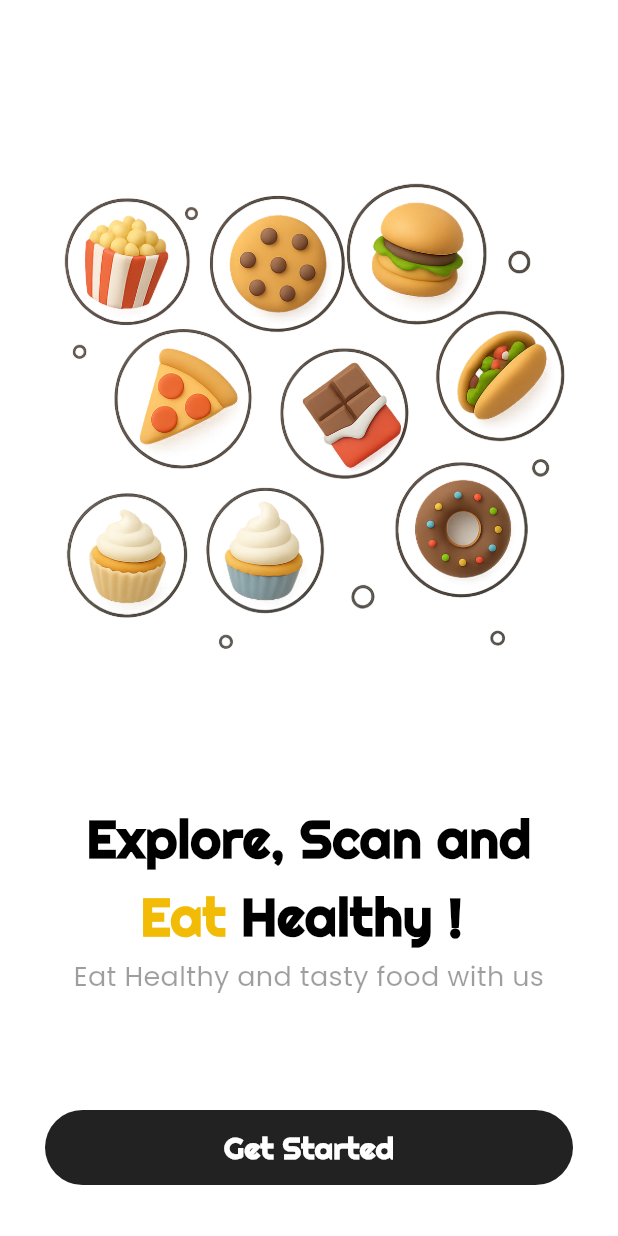
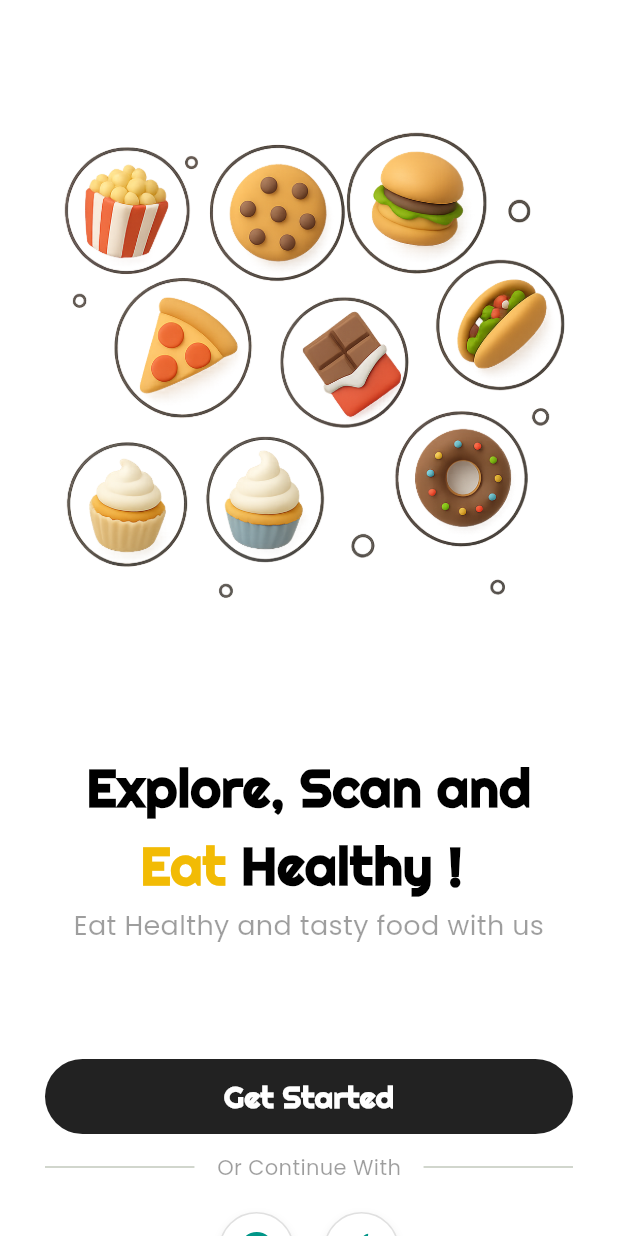
Before and after one commit to Paras-kash/dietlens, a Flutter app: the screen it shows after launch, on a phone screen of 412 x 824 dp. Run offline on Flutter 3.47's test engine with Material 3 defaults, Android fonts, the phone set to English and light mode, and no system bars; our stand-ins replace flutter_svg, google_fonts.

Commit message:
updat ui

```diff
--- a/analysis_options.yaml
+++ b/analysis_options.yaml
@@ -7,6 +7,9 @@
 
 # The following line activates a set of recommended lints for Flutter apps,
 # packages, and plugins designed to encourage good coding practices.
+analyzer:
+  errors:
+    file_names: ignore
 include: package:flutter_lints/flutter.yaml
 
 linter:
--- a/lib/main.dart
+++ b/lib/main.dart
@@ -1,6 +1,6 @@
 import 'package:flutter/material.dart';
 import 'package:dietlens/pages/welcome_screen.dart';
-import 'package:dietlens/pages/Auth_Screen.dart';
+
 import 'package:dietlens/pages/LoginScreen.dart';
 import 'package:dietlens/pages/SignupScreen.dart';
 
@@ -27,7 +27,7 @@ class MyApp extends StatelessWidget {
       initialRoute: '/',
       routes: {
         '/': (context) => const WelcomeScreen(),
-        '/AuthScreen': (context) => const AuthScreen(),
+
         '/login': (context) => const LoginScreen(),
         '/signup': (context) => const SignupScreen(),
       },
--- a/lib/pages/welcome_screen.dart
+++ b/lib/pages/welcome_screen.dart
@@ -1,6 +1,6 @@
-import 'dart:math' as math;
-import 'package:dietlens/pages/Auth_Screen.dart';
+import 'package:dietlens/pages/LoginScreen.dart';
 import 'package:flutter/material.dart';
+import 'package:flutter_svg/svg.dart';
 import 'package:google_fonts/google_fonts.dart';
 
 class WelcomeScreen extends StatefulWidget {
@@ -129,7 +129,7 @@ class _WelcomeScreenState extends State<WelcomeScreen>
                             Navigator.push(
                               context,
                               MaterialPageRoute(
-                                builder: (context) => const AuthScreen(),
+                                builder: (context) => const LoginScreen(),
                               ),
                             );
                           },
@@ -152,6 +152,49 @@ class _WelcomeScreenState extends State<WelcomeScreen>
                             ),
                           ),
                         ),
+                        const SizedBox(height: 12),
+                        Row(
+                          crossAxisAlignment: CrossAxisAlignment.center,
+                          children: <Widget>[
+                            const Expanded(child: Divider()),
+                            Padding(
+                              padding: const EdgeInsets.symmetric(
+                                horizontal: 15,
+                              ),
+                              child: Text(
+                                "Or Continue With",
+                                style: GoogleFonts.poppins(
+                                  fontSize: 14,
+                                  fontWeight: FontWeight.w400,
+                                  color: Colors.black38,
+                                ),
+                              ),
+                            ),
+                            const Expanded(child: Divider()),
+                          ],
+                        ),
+
+                        const SizedBox(height: 20),
+                        Row(
+                          mainAxisAlignment: MainAxisAlignment.center,
+                          children: [
+                            _buildSocialLoginButtonWithWidget(
+                              SvgPicture.asset(
+                                'assets/images/google.svg',
+                                width: 24,
+                                height: 24,
+                              ),
+                            ),
+                            const SizedBox(width: 20),
+                            _buildSocialLoginButtonWithWidget(
+                              SvgPicture.asset(
+                                'assets/images/apple.svg',
+                                width: 24,
+                                height: 24,
+                              ),
+                            ),
+                          ],
+                        ),
                       ],
                     ),
                   ),
@@ -164,5 +207,25 @@ class _WelcomeScreenState extends State<WelcomeScreen>
     );
   }
 
+  Widget _buildSocialLoginButtonWithWidget(Widget iconWidget) {
+    return Container(
+      width: 50,
+      height: 50,
+      decoration: BoxDecoration(
+        shape: BoxShape.circle,
+        color: Colors.white,
+        border: Border.all(color: Colors.grey.shade300),
+        boxShadow: [
+          BoxShadow(
+            color: Colors.grey.shade200,
+            blurRadius: 4,
+            offset: const Offset(0, 2),
+          ),
+        ],
+      ),
+      child: Center(child: iconWidget),
+    );
+  }
+
   // Helper widget for floating food icons with subtle animation
 }
--- a/pubspec.yaml
+++ b/pubspec.yaml
@@ -32,6 +32,7 @@ dependencies:
   flutter:
     sdk: flutter
   flutter_native_splash: ^2.4.6
+  flutter_svg: ^2.1.0
   google_fonts: ^6.2.1
 
 dev_dependencies:
```
Also changed, not shown: lib/pages/Auth_Screen.dart (deleted, +0 -212 lines), lib/pages/LoginScreen.dart (+28 -18 lines), assets/images/apple.svg (added), assets/images/google.svg (added), pubspec.lock, 1 other file.
